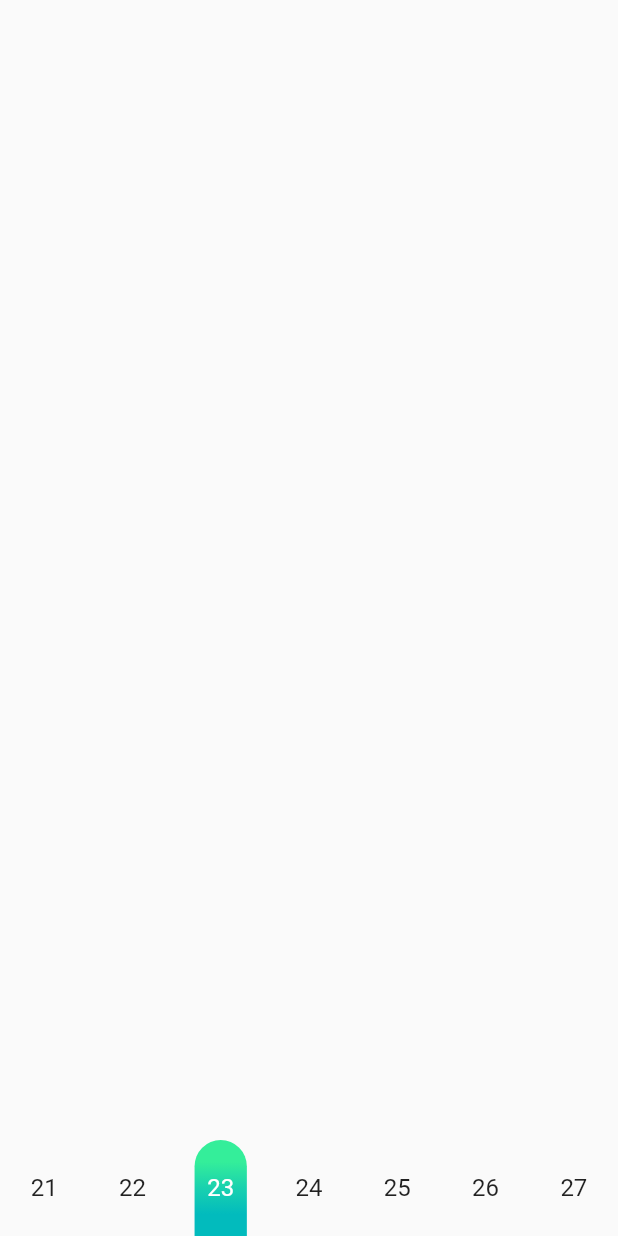
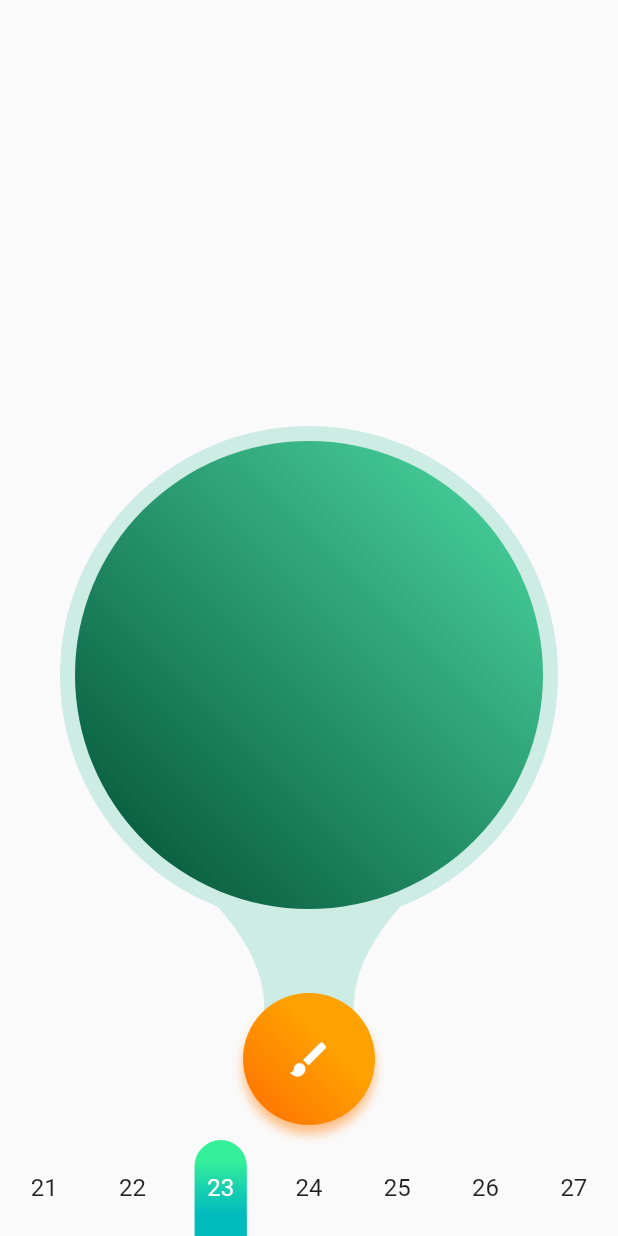
Before and after one commit to marinalvdgs/goldfish_notes_ui_demo, a Flutter app: the screen it shows after launch, on a phone screen of 412 x 824 dp. Run offline on Flutter 3.47's test engine with Material 2 defaults, Android fonts, the phone set to English and light mode, and no system bars; drawn by our look-alikes of table_calendar.

Commit message:
add first draft counter ui

```diff
--- a/lib/ui/home_screen.dart
+++ b/lib/ui/home_screen.dart
@@ -1,5 +1,6 @@
 import 'package:flutter/material.dart';
 import 'package:goldfish_notes_ui_demo/ui/widgets/gn_calendar.dart';
+import 'package:goldfish_notes_ui_demo/ui/widgets/gn_counter.dart';
 
 class HomeScreen extends StatefulWidget {
   @override
@@ -13,6 +14,7 @@ class _HomeScreenState extends State<HomeScreen> {
       body: Column(
         mainAxisAlignment: MainAxisAlignment.end,
         children: [
+          Flexible(child: GNCounter()),
           GNCalendar(),
         ],
       ),
--- /dev/null
+++ b/lib/ui/widgets/counter_painter.dart
@@ -0,0 +1,46 @@
+import 'dart:math';
+
+import 'package:flutter/material.dart';
+
+const LinearGradient bgGradient = LinearGradient(
+  colors: [
+    Color(0xFF42C694),
+    Color(0xFF0B6243),
+  ],
+  transform: GradientRotation(3 * pi / 4),
+);
+
+class CounterPainter extends CustomPainter {
+  final double radius;
+
+  CounterPainter({@required this.radius});
+
+  @override
+  void paint(Canvas canvas, Size size) {
+    final double centerWidth = size.width / 2;
+    final double centerHeight = size.height / 2;
+    Paint bgPaint = Paint()
+      ..shader = bgGradient
+          .createShader(Rect.fromCircle(center: Offset.zero, radius: radius));
+    Paint paint = Paint()
+      ..color = Color(0xffcdece4);
+    Path circle = Path()
+      ..addRect(
+          Rect.fromCircle(center: Offset(centerWidth, 0), radius: radius + 10));
+    Path bgPath = Path()
+      ..moveTo(centerWidth - centerWidth / 3, centerHeight+radius-10)
+      ..quadraticBezierTo(centerWidth - 10, size.height, centerWidth - 40,
+          size.height+50)
+      ..lineTo(centerWidth + 40, size.height+50)
+      ..quadraticBezierTo(
+          centerWidth+10, size.height, centerWidth + centerWidth / 3,
+          centerHeight+radius-10)
+      ..lineTo(centerWidth - centerWidth / 3, centerHeight+radius-10);
+    canvas.drawPath(bgPath, paint);
+    canvas.drawCircle(Offset(centerWidth, centerHeight), radius+10, paint);
+    canvas.drawCircle(Offset(centerWidth, centerHeight), radius, bgPaint);
+  }
+
+  @override
+  bool shouldRepaint(covariant CustomPainter oldDelegate) => true;
+}
--- /dev/null
+++ b/lib/ui/widgets/gn_counter.dart
@@ -0,0 +1,74 @@
+import 'dart:math';
+
+import 'package:flutter/material.dart';
+import 'package:goldfish_notes_ui_demo/ui/widgets/counter_painter.dart';
+
+class GNCounter extends StatefulWidget {
+  @override
+  _GNCounterState createState() => _GNCounterState();
+}
+
+class _GNCounterState extends State<GNCounter> {
+  int count = 0;
+
+  void onCounterTap() {
+    setState(() {
+      count++;
+    });
+  }
+
+  @override
+  Widget build(BuildContext context) {
+    final double radius = MediaQuery.of(context).size.width / 2 - 50;
+    return Column(
+      mainAxisSize: MainAxisSize.min,
+      children: [
+        Padding(
+          padding: const EdgeInsets.only(bottom: 16.0),
+          child: Align(
+            alignment: Alignment.center,
+            child: CustomPaint(
+              size: Size(MediaQuery.of(context).size.width,
+                  MediaQuery.of(context).size.height / 2),
+              painter: CounterPainter(radius: radius),
+            ),
+          ),
+        ),
+        Align(
+          alignment: Alignment.bottomCenter,
+          child: GestureDetector(
+            onTap: onCounterTap,
+            child: Container(
+              height: radius / 2 + 10,
+              width: radius / 2 + 10,
+              transform: Matrix4.translationValues(0, -10, 0),
+              decoration: BoxDecoration(
+                shape: BoxShape.circle,
+                gradient: LinearGradient(
+                  colors: [
+                    Color(0xffffa101),
+                    Color(0xffff7a01),
+                  ],
+                  stops: [0.3, 1.0],
+                  transform: GradientRotation(3 * pi / 4),
+                ),
+                boxShadow: [
+                  BoxShadow(
+                    color: Color(0x77ff7a01),
+                    offset: Offset(0.0, 6.0),
+                    blurRadius: 5,
+                  ),
+                ],
+              ),
+              child: Icon(
+                Icons.brush_rounded,
+                color: Colors.white,
+                size: 30,
+              ),
+            ),
+          ),
+        ),
+      ],
+    );
+  }
+}
```
